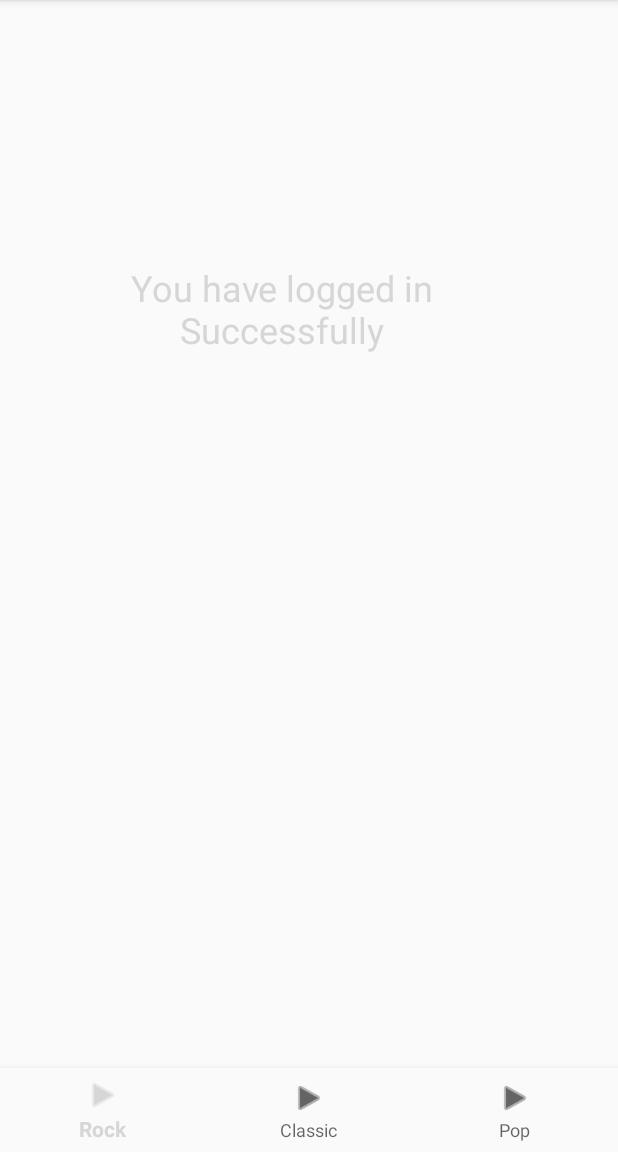
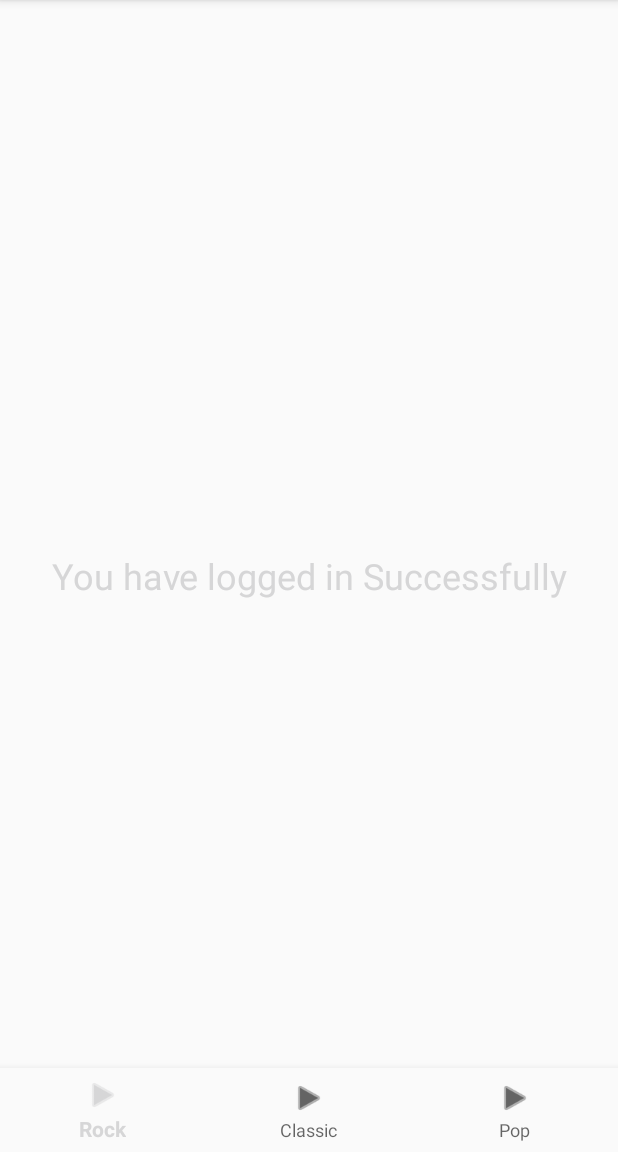
Before and after one commit to poojanshah2005/Assignment_two, an Android app: the screen it shows after launch (MainActivity), after a tap on "LOG IN", on a phone screen of 412 x 824 dp, the part 84-1236 px from its top. Run offline under Robolectric (Android 15) with nearby library versions, the phone set to English and light mode, and no system bars; our stand-ins replace RxJava; libraries missing offline, so code that uses them is left out: com.github.pwittchen.reactivenetwork, com.jakewharton.retrofit2, io.realm; 7 statements that could not run were skipped.

Commit message:
android:gravity="center"

```diff
--- a/app/src/main/res/layout/fragment_log_in.xml
+++ b/app/src/main/res/layout/fragment_log_in.xml
@@ -70,13 +70,14 @@
         android:id="@+id/tvMessage"
         android:layout_width="wrap_content"
         android:layout_height="wrap_content"
-        android:layout_alignEnd="@+id/etPassword"
-        android:layout_alignLeft="@+id/tvEmail"
-        android:layout_alignRight="@+id/etPassword"
-        android:layout_alignStart="@+id/tvEmail"
-        android:layout_below="@+id/etEmail"
-        android:layout_marginTop="16dp"
         android:textAlignment="center"
+        android:gravity="center"
         android:textColor="@color/colorGreen"
-        android:textSize="24dp" />
+        android:textSize="24dp"
+        android:layout_alignParentRight="true"
+        android:layout_alignParentEnd="true"
+        android:layout_alignParentLeft="true"
+        android:layout_alignParentStart="true"
+        android:layout_alignParentBottom="true"
+        android:layout_alignParentTop="true" />
 </RelativeLayout>
```
